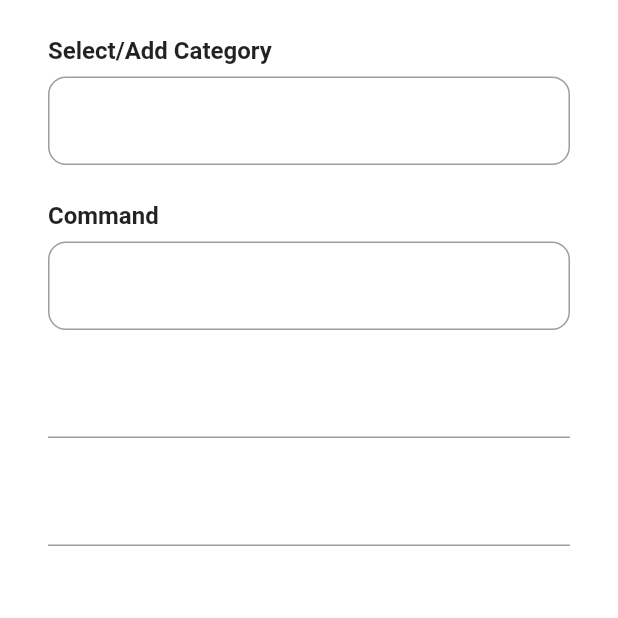
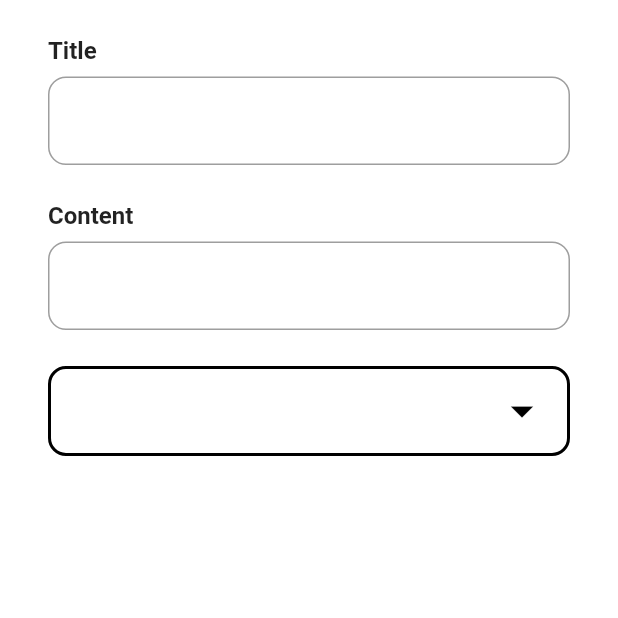
Before and after one commit to betaoverflow/donna, a Flutter app: the FormPage screen opened directly, on a phone screen of 412 x 824 dp, the top half of it. Run offline on Flutter 3.47's test engine with Material 2 defaults, Android fonts, the phone set to English and light mode, and no system bars; our stand-ins replace animated_theme_switcher, bubble_bottom_bar, flutter_tts; network calls fail.

Commit message:
Feat: Custom dropdown widget

```diff
--- a/lib/screens/formPage.dart
+++ b/lib/screens/formPage.dart
@@ -1,3 +1,4 @@
+import 'package:donna/widgets/dropdown.dart';
 import 'package:flutter/material.dart';
 
 import 'package:donna/widgets/textField.dart';
@@ -17,20 +18,18 @@ class _FormPageState extends State<FormPage> {
           children: [
             const SizedBox(height: 24),
             TextFieldWidget(
-              label: 'Select/Add Category',
+              label: 'Title',
               text: '',
               onChanged: (name) {},
             ),
             const SizedBox(height: 24),
             TextFieldWidget(
-              label: 'Command',
+              label: 'Content',
               text: '',
               onChanged: (name) {},
             ),
             const SizedBox(height: 24),
-            TextFormField(),
-            const SizedBox(height: 24),
-            TextFormField(),
+            DropDown(),
           ]),
     );
   }
--- /dev/null
+++ b/lib/widgets/dropdown.dart
@@ -0,0 +1,48 @@
+import 'dart:ui';
+
+import 'package:flutter/material.dart';
+
+class DropDown extends StatefulWidget {
+  const DropDown({Key? key}) : super(key: key);
+
+  @override
+  _DropDownState createState() => _DropDownState();
+}
+
+class _DropDownState extends State<DropDown> {
+  final items = [
+    'Category 1',
+    'Category 2',
+    'Category 3',
+    'Category 4',
+    'Category 5'
+  ];
+  String? value;
+  @override
+  Widget build(BuildContext context) {
+    return Container(
+        padding: EdgeInsets.symmetric(horizontal: 12, vertical: 4),
+        decoration: BoxDecoration(
+          borderRadius: BorderRadius.circular(12),
+          border: Border.all(color: Colors.black, width: 2),
+        ),
+        child: DropdownButtonHideUnderline(
+          child: DropdownButton<String>(
+            value: value,
+            iconSize: 36,
+            icon: Icon(Icons.arrow_drop_down, color: Colors.black),
+            isExpanded: true,
+            items: items.map(buildMenuItem).toList(),
+            onChanged: (value) => setState(() => this.value = value),
+          ),
+        ));
+  }
+
+  DropdownMenuItem<String> buildMenuItem(String item) => DropdownMenuItem(
+        value: item,
+        child: Text(
+          item,
+          style: TextStyle(fontWeight: FontWeight.bold, fontSize: 20),
+        ),
+      );
+}
```
